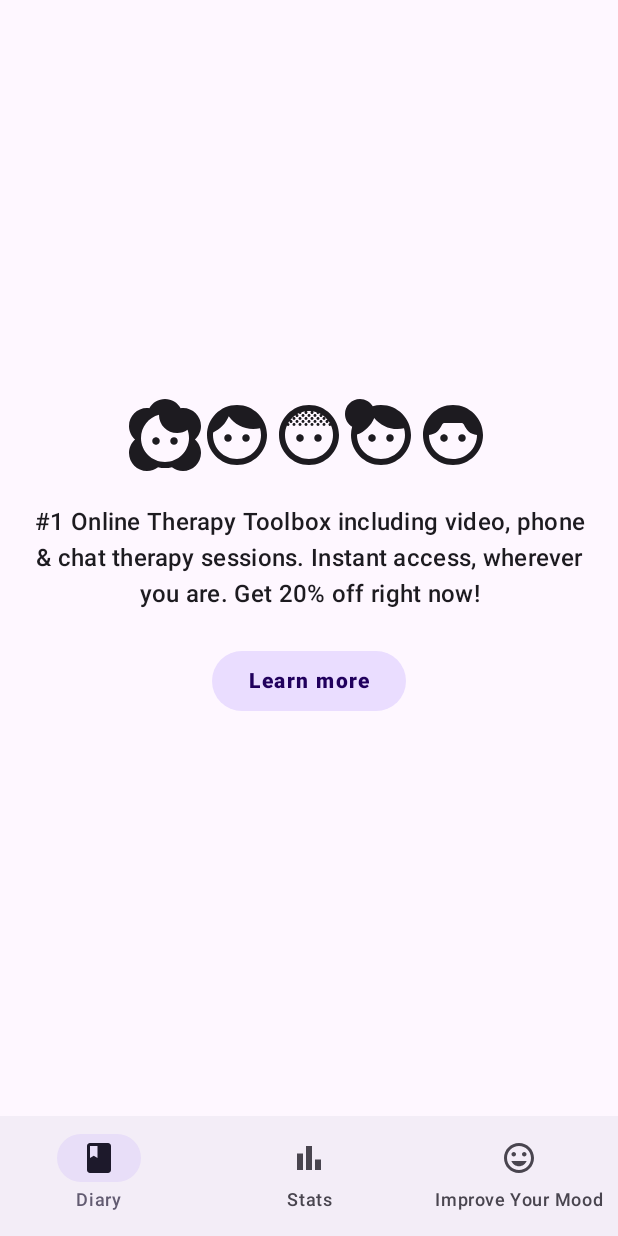
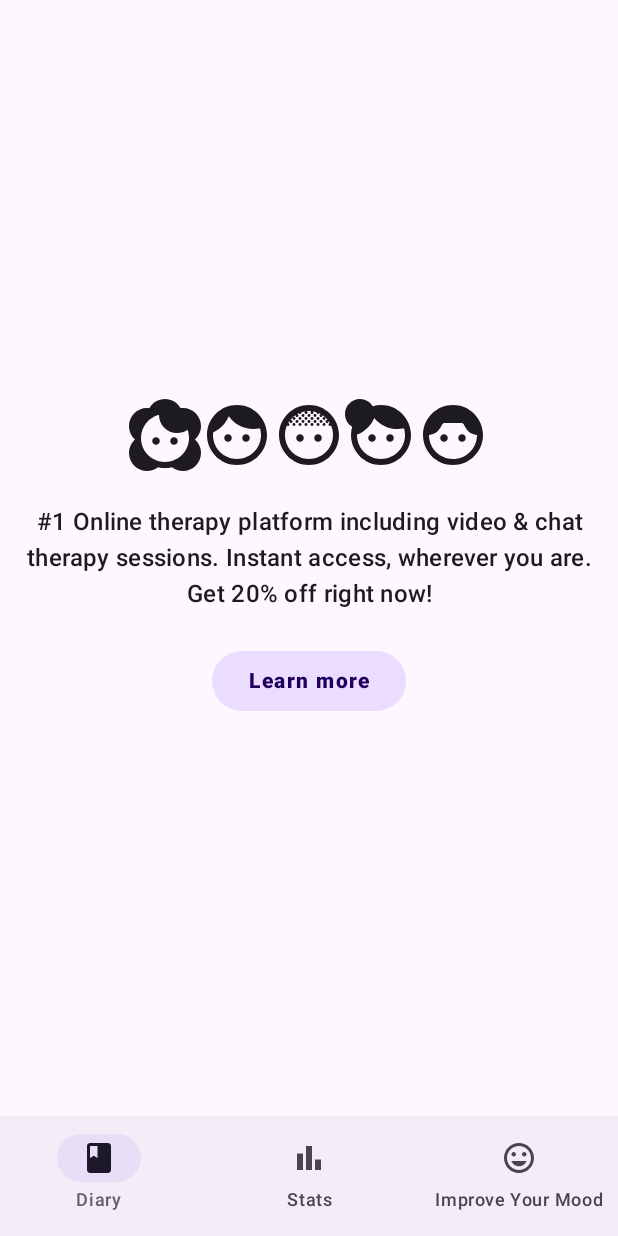
Before and after one commit to matdziu/Moodline, an Android app built with Jetpack Compose: the ImproveRoute screen opened through its navigation route, on a phone screen of 412 x 824 dp. Run offline under Robolectric (Android 15) with nearby library versions, the phone set to English and light mode, and no system bars; our stand-ins replace Dagger/Hilt's generated code; 1 statement that could not run was skipped.

Commit message:
Add new affiliate lnk

```diff
--- a/app/build.gradle.kts
+++ b/app/build.gradle.kts
@@ -12,8 +12,8 @@ android {
 
     defaultConfig {
         applicationId = "com.moodline"
-        versionCode = 5
-        versionName = "1.4"
+        versionCode = 6
+        versionName = "1.5"
 
         testInstrumentationRunner = "androidx.test.runner.AndroidJUnitRunner"
     }
--- a/common/src/main/kotlin/com/common/constants/ImproveConstants.kt
+++ b/common/src/main/kotlin/com/common/constants/ImproveConstants.kt
@@ -1,3 +1,3 @@
 package com.common.constants
 
-const val IMPROVE_AD_REF_LINK = "https://onlinetherapy.go2cloud.org/aff_c?offer_id=2&aff_id=4036"
+const val IMPROVE_AD_REF_LINK = "https://calmerry.go2cloud.org/aff_c?offer_id=1&aff_id=1987"
--- a/improve/src/main/res/values/strings.xml
+++ b/improve/src/main/res/values/strings.xml
@@ -1,4 +1,4 @@
 <resources>
-    <string name="ad_title">#1 Online Therapy Toolbox including video, phone &amp; chat therapy sessions. Instant access, wherever you are. Get 20% off right now!</string>
+    <string name="ad_title">#1 Online therapy platform including video &amp; chat therapy sessions. Instant access, wherever you are. Get 20% off right now!</string>
     <string name="ad_cta_text">Learn more</string>
 </resources>
```
